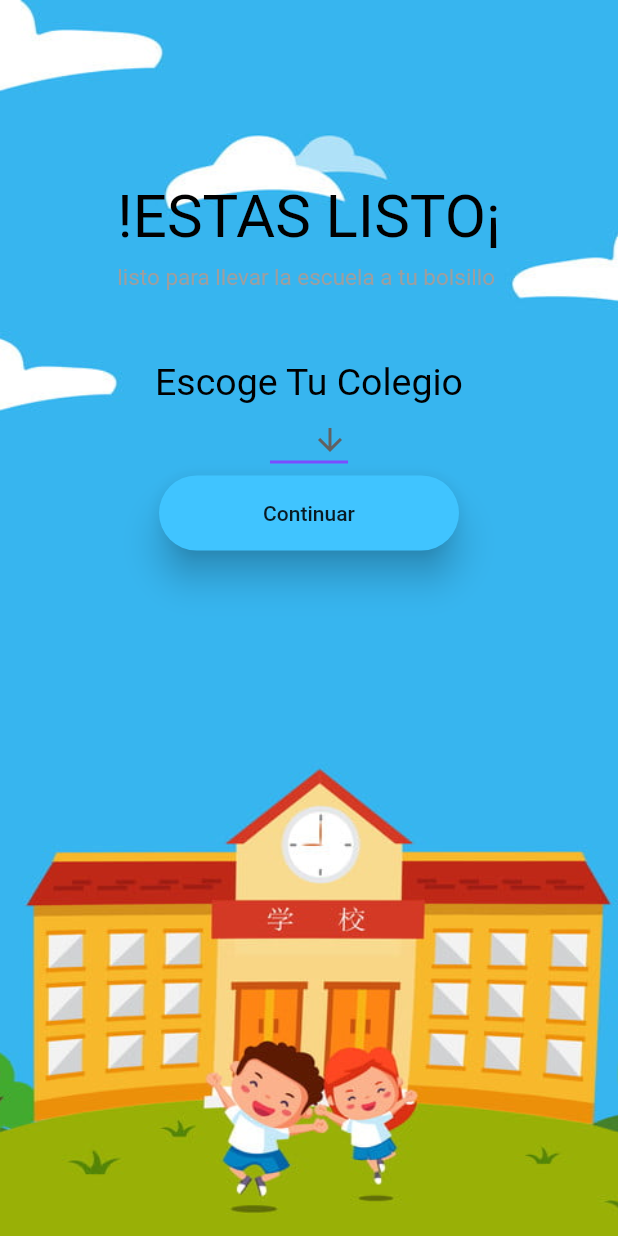
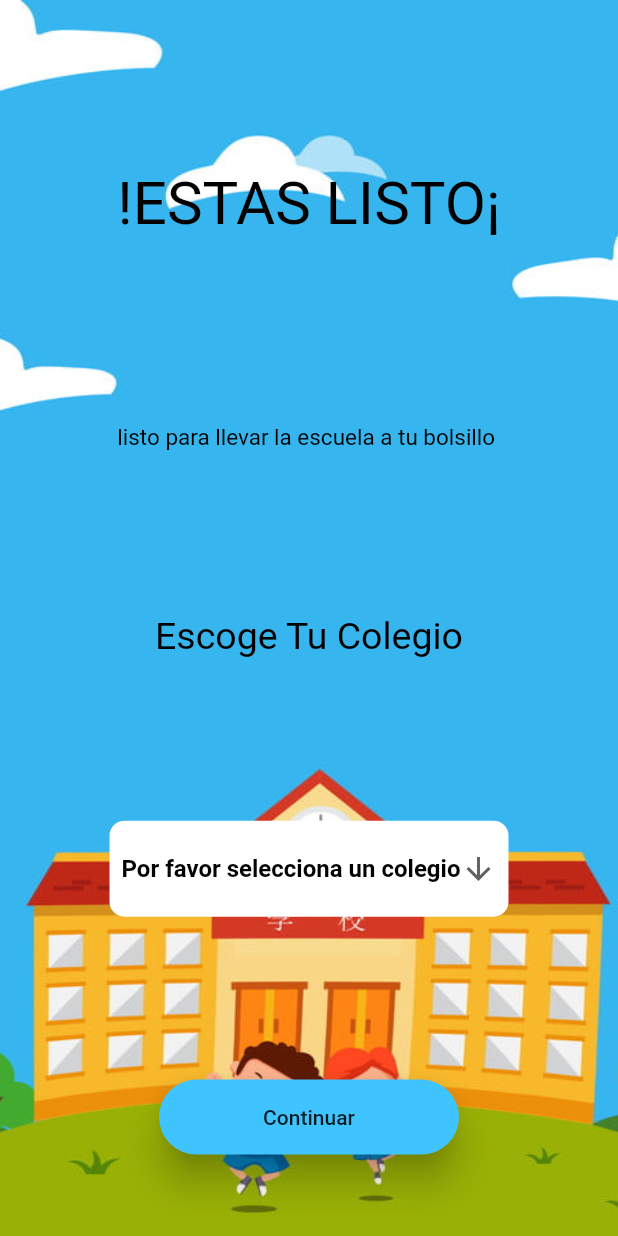
Before and after one commit to carlos19-a11/colegioapp, a Flutter app: the screen it shows after launch, on a phone screen of 412 x 824 dp. Run offline on Flutter 3.47's test engine with Material 2 defaults, Android fonts, the phone set to English and light mode, and no system bars.

Commit message:
Opcional principla

```diff
--- a/lib/main.dart
+++ b/lib/main.dart
@@ -20,7 +20,7 @@ class MyApp extends StatelessWidget {
       theme: ThemeData(
         visualDensity: VisualDensity.adaptivePlatformDensity,
       ),
-      home: pantallaInicio()
+      home: PantallaInicio()
     );
   }
 }
--- a/lib/pantallaInicio.dart
+++ b/lib/pantallaInicio.dart
@@ -1,23 +1,16 @@
 import 'package:flutter/material.dart';
-import 'package:flutter_application_1/Dropdown.dart';
 import 'package:flutter_application_1/Home.dart';
 
-class pantallaInicio extends StatelessWidget {
-  String dropdownValue ;
+class PantallaInicio extends StatelessWidget {
+  String dropdownValue;
 
-  @override
-  void initState() {
-    dropdownValue ="Seleccione";
 
-  }
   @override
   Widget build(BuildContext context) {
     // Scaffold is a layout for the major Material Components.
     return Scaffold(
       resizeToAvoidBottomPadding: false,
       body: Container(
-        child: Stack(children: <Widget>[
-          Container(
         decoration: BoxDecoration(
           image: DecorationImage(
             image: AssetImage("assets/fondo.jpg"),
@@ -25,6 +18,7 @@ class pantallaInicio extends StatelessWidget {
           ),
         ),
         child: Column(
+          mainAxisAlignment: MainAxisAlignment.spaceAround,
           children: [
             Center(
               child: Text(
@@ -33,23 +27,18 @@ class pantallaInicio extends StatelessWidget {
                 style: TextStyle(
                   color: Colors.black,
                   fontSize: 40,
-                      height: 5,
+                  height: 3,
                 ),
               ),
             ),
-              ],
-            ),
-          ),
-          Column(
-            children: [
             Center(
               child: Text(
                 "listo para llevar la escuela a tu bolsillo ",
-                  textDirection: TextDirection.ltr,
+                // textDirection: TextDirection.ltr,
                 style: TextStyle(
-                    color: Colors.grey,
+                  color: Colors.black,
                   fontSize: 15,
-                    height: 16,
+                  // height: 16,
                 ),
               ),
             ),
@@ -60,8 +49,14 @@ class pantallaInicio extends StatelessWidget {
                 fontSize: 25,
               ),
             ),
-              // busqueda de colejo
-              DropdownButton<String>(
+            Container(
+              padding: const EdgeInsets.all(8.0),
+              decoration: BoxDecoration(
+                borderRadius: BorderRadius.circular(10),
+                color: Colors.white,
+
+              ),
+              child: DropdownButton<String>(
                 value: dropdownValue,
                 icon: Icon(Icons.arrow_downward),
                 iconSize: 24,
@@ -69,7 +64,14 @@ class pantallaInicio extends StatelessWidget {
                 style: TextStyle(color: Colors.deepPurple),
                 underline: Container(
                   height: 2,
-                  color: Colors.deepPurpleAccent,
+                  color: Colors.white,
+                ),
+                hint: Text(
+                  "Por favor selecciona un colegio",
+                  style: TextStyle(
+                      color: Colors.black,
+                      fontSize: 16,
+                      fontWeight: FontWeight.w600),
                 ),
                 onChanged: (String newValue) {
                   setState(() {
@@ -84,11 +86,7 @@ class pantallaInicio extends StatelessWidget {
                   );
                 }).toList(),
               ),
-
-              Center(
-                child: Column(
-                  mainAxisSize: MainAxisSize.min,
-                  children: <Widget>[
+            ),
             ButtonTheme(
               minWidth: 200,
               height: 50,
@@ -108,10 +106,6 @@ class pantallaInicio extends StatelessWidget {
             ),
           ],
         ),
-              )
-            ],
-          ),
-        ]),
       ),
     );
   }
```
Lines whose indentation alone changed are shown as unchanged.
